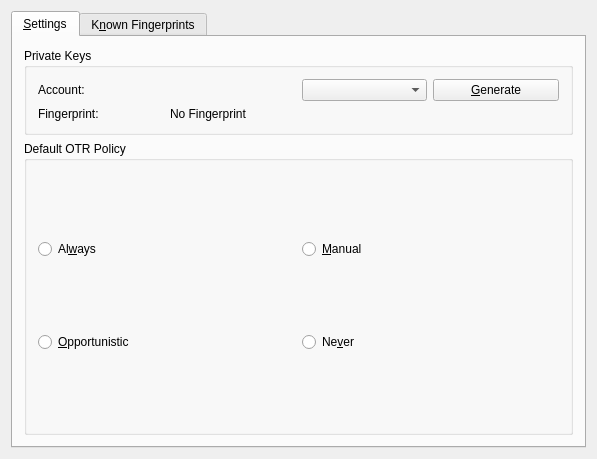
Qt form plugins/otr/src/otrprefs.ui (KDE/kopete) before a commit.
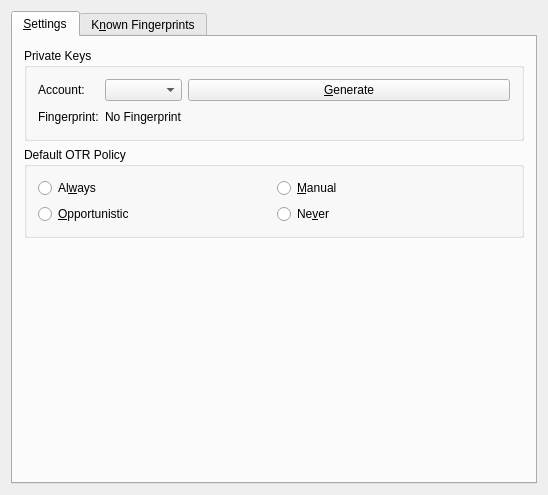
The same form after that commit.

What changed in the file:
```diff
--- a/plugins/otr/src/otrprefs.ui
+++ b/plugins/otr/src/otrprefs.ui
@@ -5,8 +5,8 @@
    <rect>
     <x>0</x>
     <y>0</y>
-    <width>597</width>
-    <height>459</height>
+    <width>548</width>
+    <height>495</height>
    </rect>
   </property>
   <property name="windowTitle" >
@@ -35,7 +35,7 @@
           <string>Private Keys</string>
          </property>
          <layout class="QGridLayout" >
-          <item row="0" column="0" colspan="2" >
+          <item row="0" column="0" >
            <widget class="QLabel" name="textLabel2" >
             <property name="text" >
              <string>Account:</string>
@@ -45,7 +45,7 @@
             </property>
            </widget>
           </item>
-          <item row="0" column="2" >
+          <item row="0" column="1" >
            <widget class="QComboBox" name="cbKeys" >
             <property name="maximumSize" >
              <size>
@@ -55,7 +55,7 @@
             </property>
            </widget>
           </item>
-          <item row="0" column="3" >
+          <item row="0" column="2" >
            <widget class="QPushButton" name="btGenFingerprint" >
             <property name="text" >
              <string>&amp;Generate</string>
@@ -69,7 +69,7 @@
             </property>
            </widget>
           </item>
-          <item row="1" column="1" colspan="3" >
+          <item row="1" column="1" >
            <widget class="QLabel" name="tlFingerprint" >
             <property name="frameShape" >
              <enum>QFrame::NoFrame</enum>
@@ -85,6 +85,19 @@
             </property>
            </widget>
           </item>
+          <item row="1" column="2" >
+           <spacer>
+            <property name="orientation" >
+             <enum>Qt::Horizontal</enum>
+            </property>
+            <property name="sizeHint" >
+             <size>
+              <width>71</width>
+              <height>20</height>
+             </size>
+            </property>
+           </spacer>
+          </item>
          </layout>
         </widget>
        </item>
@@ -143,6 +156,19 @@
          </layout>
         </widget>
        </item>
+       <item row="2" column="0" >
+        <spacer>
+         <property name="orientation" >
+          <enum>Qt::Vertical</enum>
+         </property>
+         <property name="sizeHint" >
+          <size>
+           <width>20</width>
+           <height>161</height>
+          </size>
+         </property>
+        </spacer>
+       </item>
       </layout>
      </widget>
      <widget class="QWidget" name="fingerprints" >
```
